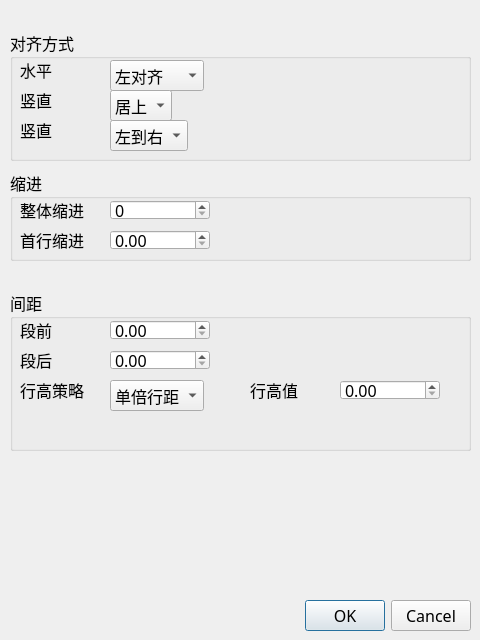
Qt form ofdEditor/model/Widget/ParagraphFormatDialog.ui (mcoder2014/ofdEditor) before a commit.
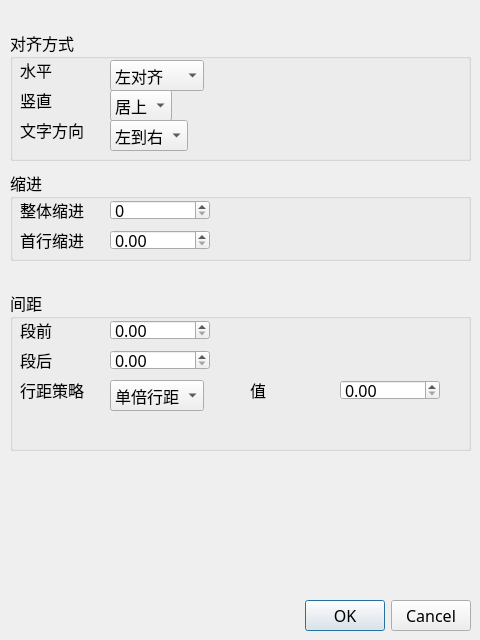
The same form after that commit.

Diff of the .ui file:
```diff
--- a/ofdEditor/model/Widget/ParagraphFormatDialog.ui
+++ b/ofdEditor/model/Widget/ParagraphFormatDialog.ui
@@ -150,7 +150,7 @@
      </rect>
     </property>
     <property name="text">
-     <string>竖直</string>
+     <string>文字方向</string>
     </property>
    </widget>
    <widget class="QComboBox" name="comboTextDirection">
@@ -329,7 +329,7 @@
      </rect>
     </property>
     <property name="text">
-     <string>行高值</string>
+     <string>值</string>
     </property>
    </widget>
    <widget class="QComboBox" name="comboLineHeight">
@@ -375,7 +375,7 @@
      </rect>
     </property>
     <property name="text">
-     <string>行高策略</string>
+     <string>行距策略</string>
     </property>
    </widget>
   </widget>
```
